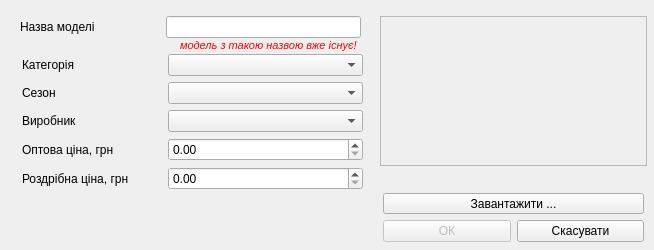
The window that addmodeldialog.ui (moz6go/ShoesStore) describes before a commit, drawn with Qt 5.
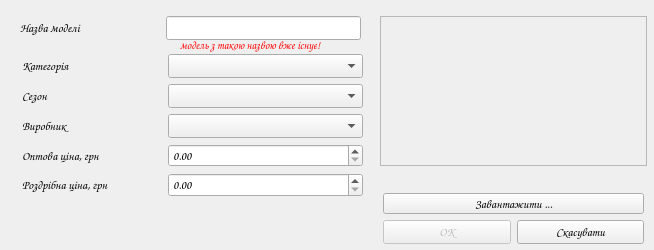
The same window after the commit. Icons and pictures are not drawn.

```diff
--- a/addmodeldialog.ui
+++ b/addmodeldialog.ui
@@ -22,6 +22,11 @@
     <height>250</height>
    </size>
   </property>
+  <property name="font">
+   <font>
+    <family>Comic Sans MS</family>
+   </font>
+  </property>
   <property name="windowTitle">
    <string>Додати модель</string>
   </property>
@@ -132,13 +137,13 @@
     <set>Qt::AlignCenter</set>
    </property>
   </widget>
-  <widget class="QWidget" name="">
+  <widget class="QWidget" name="layoutWidget">
    <property name="geometry">
     <rect>
      <x>383</x>
      <y>220</y>
      <width>261</width>
-     <height>23</height>
+     <height>25</height>
     </rect>
    </property>
    <layout class="QHBoxLayout" name="horizontalLayout">
@@ -174,13 +179,13 @@
     <string>Завантажити ...</string>
    </property>
   </widget>
-  <widget class="QWidget" name="">
+  <widget class="QWidget" name="layoutWidget">
    <property name="geometry">
     <rect>
      <x>22</x>
      <y>54</y>
      <width>341</width>
-     <height>138</height>
+     <height>143</height>
     </rect>
    </property>
    <layout class="QFormLayout" name="formLayout">
```
Left out of the diff: 1 changed line with no effect on the pictures.
